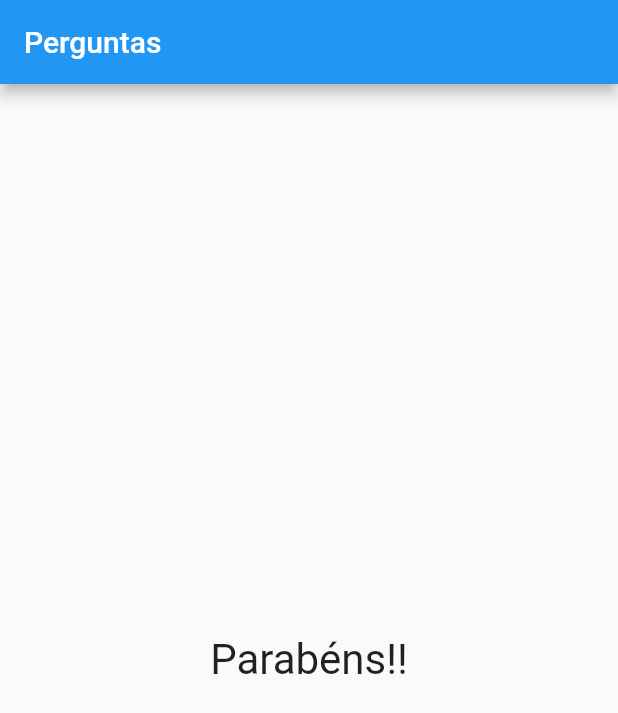
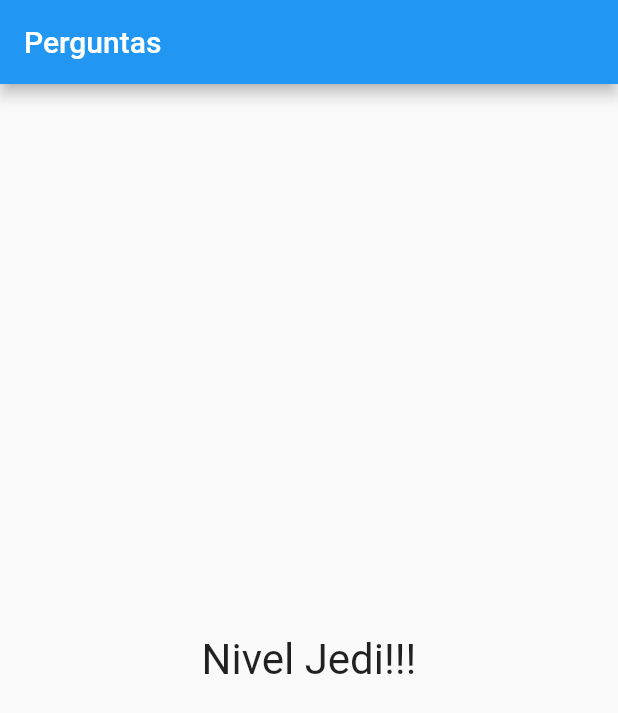
Before and after one commit to EduSilvaMendonca/projeto_perguntas, a Flutter app: the screen it shows after launch, after a tap on "Preto", after a tap on "Cobra", after a tap on "Leo", on a phone screen of 412 x 824 dp. Shown: the top 713 px of the screen. Run offline on Flutter 3.47's test engine with Material 2 defaults, Android fonts, the phone set to English and light mode, and no system bars.

Commit message:
Adicionando Pontuação - Parte 03

```diff
--- a/lib/main.dart
+++ b/lib/main.dart
@@ -65,7 +65,7 @@ class _PerguntaAppState extends State<PerguntaApp> {
                 perguntaSelecionada: _perguntaSelecionada,
                 quandoResponder: _responder,
               )
-            : Resultado(),
+            : Resultado(_pontuacaoTotal),
       ),
     );
   }
--- a/lib/resultado.dart
+++ b/lib/resultado.dart
@@ -1,11 +1,28 @@
 import 'package:flutter/material.dart';
 
 class Resultado extends StatelessWidget {
+
+  final int pontuacao;
+
+  Resultado(this.pontuacao);
+
+  String get fraseResultado {
+    if(pontuacao < 8) {
+      return 'Parabéns!!';
+    } else if (pontuacao < 12) {
+      return 'Você é bom!!';
+    } else if (pontuacao < 16) {
+      return 'Impressionante!!';
+    } else {
+      return 'Nivel Jedi!!!';
+    }
+  }
+
   @override
   Widget build(BuildContext context) {
     return Center(
       child: Text(
-        'Parabéns!!',
+        fraseResultado,
         style: TextStyle(fontSize: 28),
       ),
     );
```
